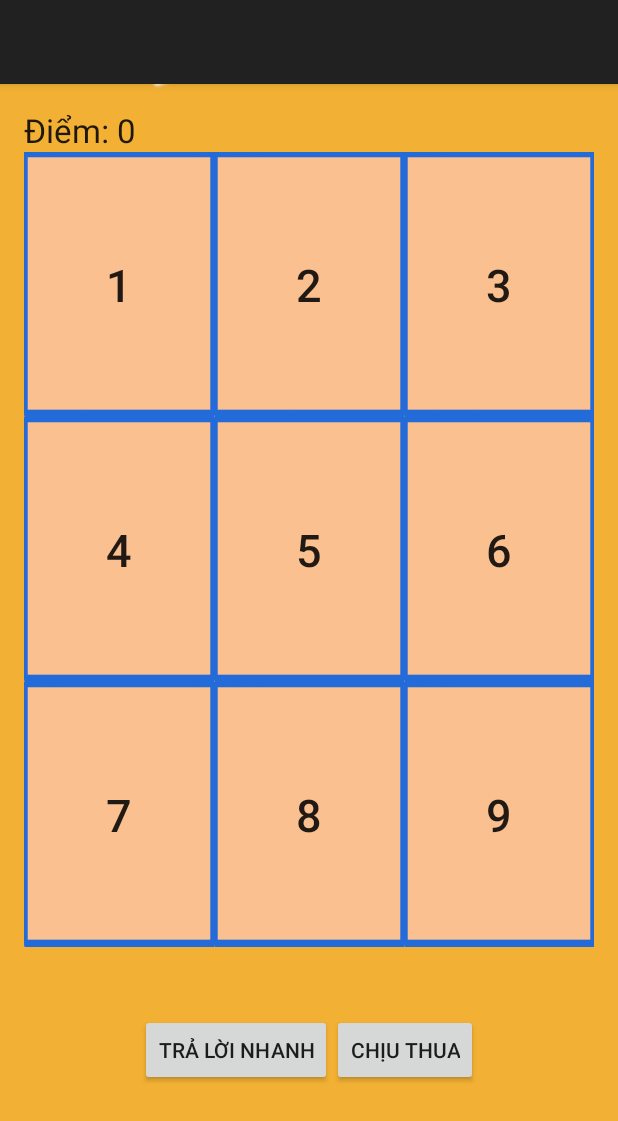
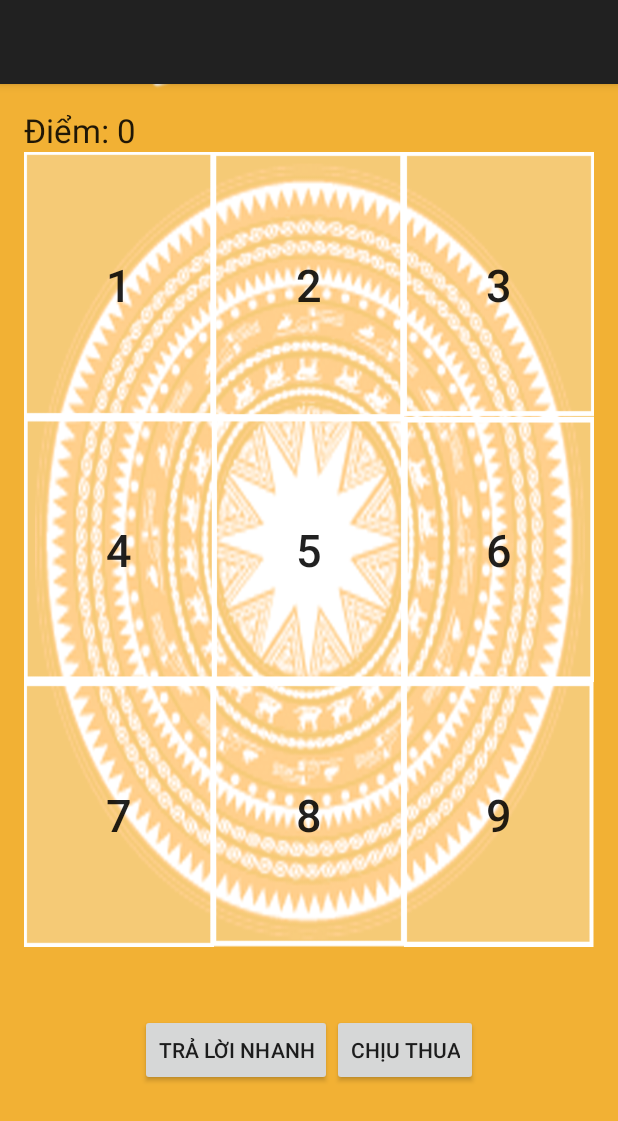
Before and after one commit to luuthehien1992/A2, an Android app: the GameActivity screen opened directly, with no data from a screen before it, on a phone screen of 412 x 824 dp. Shown: the top 1121 px of the screen. Run offline under Robolectric (Android 15) with nearby library versions, the phone set to English and light mode, and no system bars; 2 statements that could not run were skipped.

Commit message:
Update grid image

```diff
--- /dev/null
+++ b/app/src/main/res/drawable/button_1_custom.xml
@@ -0,0 +1,8 @@
+<?xml version="1.0" encoding="utf-8"?>
+<selector xmlns:android="http://schemas.android.com/apk/res/android">
+    <item android:drawable="@drawable/wrong"
+        android:state_enabled="false"/>
+    <item android:drawable="@drawable/right"
+        android:state_selected="true"/>
+    <item android:drawable="@drawable/img_1" />
+</selector>
--- /dev/null
+++ b/app/src/main/res/drawable/button_2_custom.xml
@@ -0,0 +1,8 @@
+<?xml version="1.0" encoding="utf-8"?>
+<selector xmlns:android="http://schemas.android.com/apk/res/android">
+    <item android:drawable="@drawable/wrong"
+        android:state_enabled="false"/>
+    <item android:drawable="@drawable/right"
+        android:state_selected="true"/>
+    <item android:drawable="@drawable/img_2" />
+</selector>
--- /dev/null
+++ b/app/src/main/res/drawable/button_3_custom.xml
@@ -0,0 +1,8 @@
+<?xml version="1.0" encoding="utf-8"?>
+<selector xmlns:android="http://schemas.android.com/apk/res/android">
+    <item android:drawable="@drawable/wrong"
+        android:state_enabled="false"/>
+    <item android:drawable="@drawable/right"
+        android:state_selected="true"/>
+    <item android:drawable="@drawable/img_3" />
+</selector>
--- /dev/null
+++ b/app/src/main/res/drawable/button_4_custom.xml
@@ -0,0 +1,8 @@
+<?xml version="1.0" encoding="utf-8"?>
+<selector xmlns:android="http://schemas.android.com/apk/res/android">
+    <item android:drawable="@drawable/wrong"
+        android:state_enabled="false"/>
+    <item android:drawable="@drawable/right"
+        android:state_selected="true"/>
+    <item android:drawable="@drawable/img_4" />
+</selector>
--- /dev/null
+++ b/app/src/main/res/drawable/button_5_custom.xml
@@ -0,0 +1,8 @@
+<?xml version="1.0" encoding="utf-8"?>
+<selector xmlns:android="http://schemas.android.com/apk/res/android">
+    <item android:drawable="@drawable/wrong"
+        android:state_enabled="false"/>
+    <item android:drawable="@drawable/right"
+        android:state_selected="true"/>
+    <item android:drawable="@drawable/img_5" />
+</selector>
--- /dev/null
+++ b/app/src/main/res/drawable/button_6_custom.xml
@@ -0,0 +1,8 @@
+<?xml version="1.0" encoding="utf-8"?>
+<selector xmlns:android="http://schemas.android.com/apk/res/android">
+    <item android:drawable="@drawable/wrong"
+        android:state_enabled="false"/>
+    <item android:drawable="@drawable/right"
+        android:state_selected="true"/>
+    <item android:drawable="@drawable/img_6" />
+</selector>
--- /dev/null
+++ b/app/src/main/res/drawable/button_7_custom.xml
@@ -0,0 +1,8 @@
+<?xml version="1.0" encoding="utf-8"?>
+<selector xmlns:android="http://schemas.android.com/apk/res/android">
+    <item android:drawable="@drawable/wrong"
+        android:state_enabled="false"/>
+    <item android:drawable="@drawable/right"
+        android:state_selected="true"/>
+    <item android:drawable="@drawable/img_7" />
+</selector>
--- /dev/null
+++ b/app/src/main/res/drawable/button_8_custom.xml
@@ -0,0 +1,6 @@
+<?xml version="1.0" encoding="utf-8"?>
+<selector xmlns:android="http://schemas.android.com/apk/res/android">
+    <item android:drawable="@drawable/wrong" android:state_enabled="false" />
+    <item android:drawable="@drawable/right" android:state_selected="true" />
+    <item android:drawable="@drawable/img_8" />
+</selector>
--- /dev/null
+++ b/app/src/main/res/drawable/button_9_custom.xml
@@ -0,0 +1,8 @@
+<?xml version="1.0" encoding="utf-8"?>
+<selector xmlns:android="http://schemas.android.com/apk/res/android">
+    <item android:drawable="@drawable/wrong"
+        android:state_enabled="false"/>
+    <item android:drawable="@drawable/right"
+        android:state_selected="true"/>
+    <item android:drawable="@drawable/img_9" />
+</selector>
--- a/app/src/main/res/layout/activity_game.xml
+++ b/app/src/main/res/layout/activity_game.xml
@@ -55,7 +55,7 @@
                     android:text="1"
                     android:id="@+id/btn_1"
                     android:layout_weight="1"
-                    android:background="@drawable/button_custom"
+                    android:background="@drawable/button_1_custom"
                     android:fontFamily="sans-serif-medium"
                     android:textSize="30dp" />
 
@@ -65,7 +65,7 @@
                     android:text="2"
                     android:id="@+id/btn_2"
                     android:layout_weight="1"
-                    android:background="@drawable/button_custom"
+                    android:background="@drawable/button_2_custom"
                     android:focusable="false"
                     android:enabled="true"
                     android:fontFamily="sans-serif-medium"
@@ -77,7 +77,7 @@
                     android:text="3"
                     android:id="@+id/btn_3"
                     android:layout_weight="1"
-                    android:background="@drawable/button_custom"
+                    android:background="@drawable/button_3_custom"
                     android:fontFamily="sans-serif-medium"
                     android:textSize="30dp" />
 
@@ -97,7 +97,7 @@
                     android:text="4"
                     android:id="@+id/btn_4"
                     android:layout_weight="1"
-                    android:background="@drawable/button_custom"
+                    android:background="@drawable/button_4_custom"
                     android:fontFamily="sans-serif-medium"
                     android:textSize="30dp" />
 
@@ -107,7 +107,7 @@
                     android:text="5"
                     android:id="@+id/btn_5"
                     android:layout_weight="1"
-                    android:background="@drawable/button_custom"
+                    android:background="@drawable/button_5_custom"
                     android:enabled="true"
                     android:fontFamily="sans-serif-medium"
                     android:textSize="30dp" />
@@ -118,7 +118,7 @@
                     android:text="6"
                     android:id="@+id/btn_6"
                     android:layout_weight="1"
-                    android:background="@drawable/button_custom"
+                    android:background="@drawable/button_6_custom"
                     android:fontFamily="sans-serif-medium"
                     android:textSize="30dp" />
             </LinearLayout>
@@ -137,7 +137,7 @@
                     android:text="7"
                     android:id="@+id/btn_7"
                     android:layout_weight="1"
-                    android:background="@drawable/button_custom"
+                    android:background="@drawable/button_7_custom"
                     android:fontFamily="sans-serif-medium"
                     android:textSize="30dp" />
 
@@ -147,7 +147,7 @@
                     android:text="8"
                     android:id="@+id/btn_8"
                     android:layout_weight="1"
-                    android:background="@drawable/button_custom"
+                    android:background="@drawable/button_8_custom"
                     android:fontFamily="sans-serif-medium"
                     android:textSize="30dp" />
 
@@ -157,7 +157,7 @@
                     android:text="9"
                     android:id="@+id/btn_9"
                     android:layout_weight="1"
-                    android:background="@drawable/button_custom"
+                    android:background="@drawable/button_9_custom"
                     android:fontFamily="sans-serif-medium"
                     android:textSize="30dp" />
             </LinearLayout>
```
Also changed, not shown: app/src/main/res/drawable/img_1.png (added), app/src/main/res/drawable/img_2.png (added), app/src/main/res/drawable/img_3.png (added), app/src/main/res/drawable/img_4.png (added), app/src/main/res/drawable/img_5.png (added), app/src/main/res/drawable/img_6.png (added), app/src/main/res/drawable/img_7.png (added), app/src/main/res/drawable/img_8.png (added), app/src/main/res/drawable/img_9.png (added).
